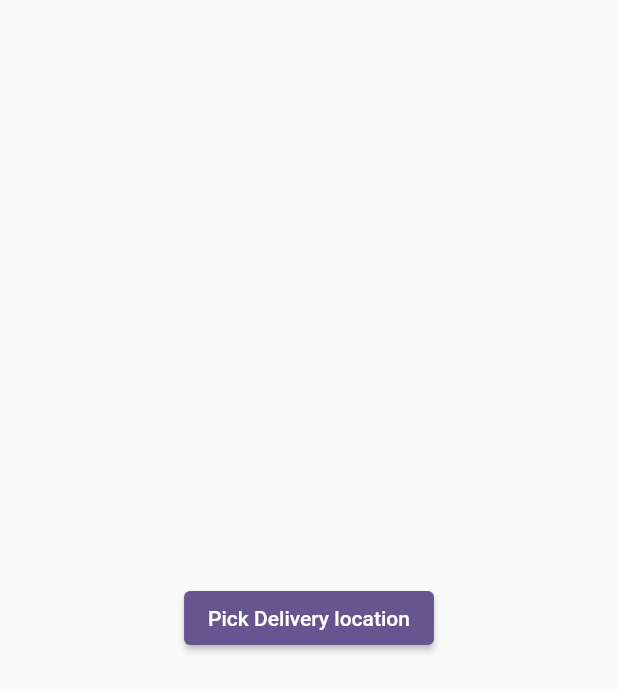
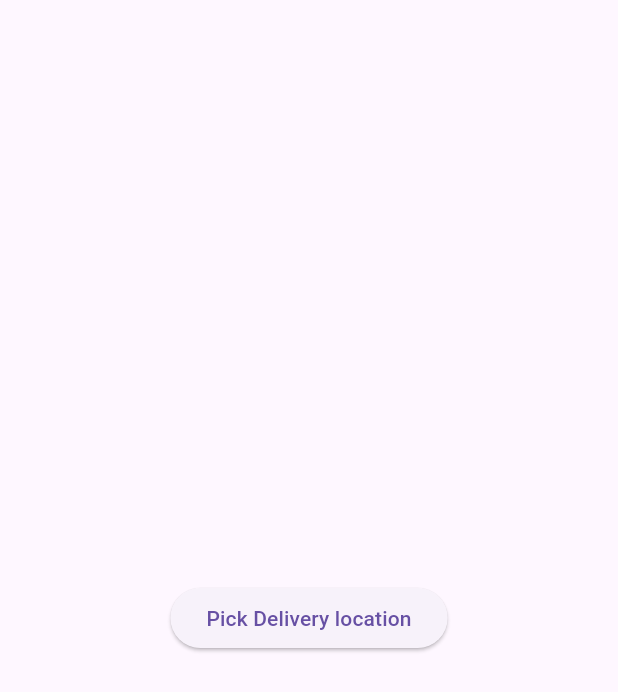
Before and after one commit to joafc96/place_picker_google, a Flutter app: the screen it shows after launch, on a phone screen of 412 x 824 dp. Shown: the top 692 px of the screen. Run offline on Flutter 3.47's test engine with Material 3 defaults, Android fonts, the phone set to English and light mode, and no system bars; our stand-ins replace geolocator, google_maps_flutter; missing offline and left inert: flutter_config.

```diff
--- a/example/lib/main.dart
+++ b/example/lib/main.dart
@@ -5,6 +5,28 @@ import 'package:google_place_picker/google_place_picker.dart';
 import 'package:google_maps_flutter/google_maps_flutter.dart';
 
 import 'dart:io' show Platform;
+
+// Light Theme
+final ThemeData lightTheme = ThemeData.light().copyWith(
+  // Background color of the FloatingCard
+  cardColor: Colors.white,
+  buttonTheme: ButtonThemeData(
+    // Select here's button color
+    buttonColor: Colors.black,
+    textTheme: ButtonTextTheme.primary,
+  ),
+);
+
+// Dark Theme
+final ThemeData darkTheme = ThemeData.dark().copyWith(
+  // Background color of the FloatingCard
+  cardColor: Colors.black,
+  buttonTheme: ButtonThemeData(
+    // Select here's button color
+    buttonColor: Colors.yellow,
+    textTheme: ButtonTextTheme.primary,
+  ),
+);
 
 void main() async {
   WidgetsFlutterBinding.ensureInitialized();
@@ -22,10 +44,12 @@ class MyApp extends StatelessWidget {
   Widget build(BuildContext context) {
     return MaterialApp(
       title: 'Google Place Picker Demo',
-      theme: ThemeData(
-        colorScheme: ColorScheme.fromSeed(seedColor: Colors.deepPurple),
-        useMaterial3: false,
-      ),
+      theme: lightTheme,
+      darkTheme: darkTheme,
+      // theme: ThemeData(
+      //   colorScheme: ColorScheme.fromSeed(seedColor: Colors.deepPurple),
+      //   useMaterial3: false,
+      // ),
       home: const GooglePlacePickerExample(),
     );
   }
@@ -83,7 +107,6 @@ class _GooglePlacePickerExampleState extends State<GooglePlacePickerExample> {
                     searchInputBorderRadius: const BorderRadius.all(
                       Radius.circular(12.0),
                     ),
-                    selectActionStyle: const TextStyle(fontWeight: FontWeight.bold),
                   ),
                 ),
                 // Container(height: 100, )
--- a/lib/src/widgets/search_input.dart
+++ b/lib/src/widgets/search_input.dart
@@ -1,6 +1,7 @@
 import 'dart:async';
 
 import 'package:flutter/material.dart';
+
 
 /// Custom Search input field, showing the search and clear icons.
 class SearchInput extends StatefulWidget {
```
Also changed, not shown: lib/src/widgets/place_picker.dart (+36 -10 lines), lib/src/widgets/search_place_action.dart (+4 -4 lines).
